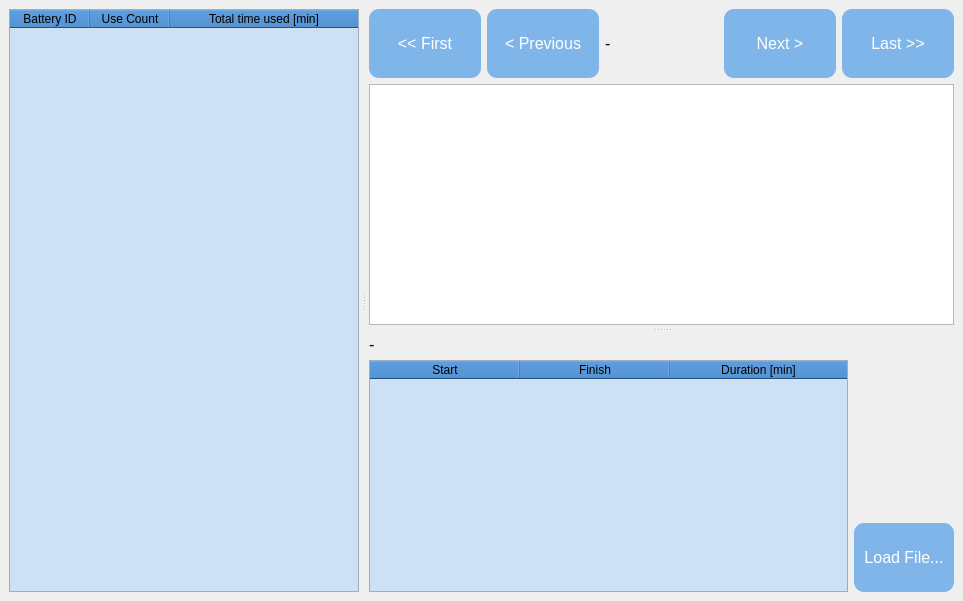
First picture: the form in mainwindow.ui, repository j-glow/battery-analyzer, before the edit.
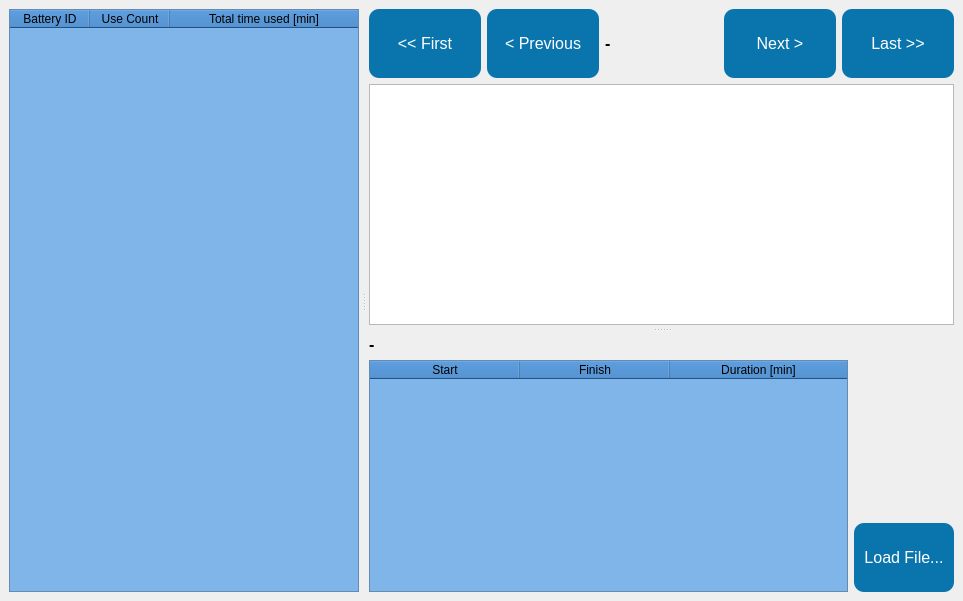
Second picture: the form after the edit. Custom widgets are drawn as their Qt base class.

Patch:
```diff
--- a/mainwindow.ui
+++ b/mainwindow.ui
@@ -19,6 +19,9 @@
   <property name="windowTitle">
    <string>MainWindow</string>
   </property>
+  <property name="styleSheet">
+   <string notr="true"/>
+  </property>
   <widget class="QWidget" name="centralwidget">
    <property name="font">
     <font>
@@ -30,7 +33,7 @@
    </property>
    <property name="styleSheet">
     <string notr="true">.QPushButton {
-	background:#80b5ea;
+	background:#0A75AD;
 	border-radius:10px;
 	color:#ffffff;
 	font-family:-apple-system, system-ui, system-ui, &quot;Segoe UI&quot;, Roboto, &quot;Helvetica Neue&quot;, &quot;Fira Sans&quot;, Ubuntu, Oxygen, 			&quot;Oxygen Sans&quot;, Cantarell, &quot;Droid Sans&quot;, &quot;Apple Color Emoji&quot;, &quot;Segoe UI Emoji&quot;, &quot;Segoe UI Symbol&quot;, &quot;Lucida Grande&quot;, 		Helvetica, Arial, sans-serif;
@@ -39,7 +42,7 @@
 	text-decoration:none;
 }
 .QPushButton:disabled{
-	background:#C0D6E4;
+	background:#6daded;
 }
 .QPushButton:pressed{
 	background:#0A75AD;
@@ -48,18 +51,15 @@
 .QLabel{
 font-family: -apple-system, system-ui, system-ui, &quot;Segoe UI&quot;, Roboto, &quot;Helvetica Neue&quot;, &quot;Fira Sans&quot;, Ubuntu, Oxygen, 			&quot;Oxygen Sans&quot;, Cantarell, &quot;Droid Sans&quot;, &quot;Apple Color Emoji&quot;, &quot;Segoe UI Emoji&quot;, &quot;Segoe UI Symbol&quot;, &quot;Lucida Grande&quot;, 		Helvetica, Arial, sans-serif;
 font-size: 16px;
+font-weight: 500;
 color: #000000;
-text-decoration: none;
-font-style: normal;
-font-variant: normal;
-text-transform: none;
 }
 .QTableWidget{
 font-family: -apple-system, system-ui, system-ui, &quot;Segoe UI&quot;, Roboto, &quot;Helvetica Neue&quot;, &quot;Fira Sans&quot;, Ubuntu, Oxygen, 			&quot;Oxygen Sans&quot;, Cantarell, &quot;Droid Sans&quot;, &quot;Apple Color Emoji&quot;, &quot;Segoe UI Emoji&quot;, &quot;Segoe UI Symbol&quot;, &quot;Lucida Grande&quot;, 		Helvetica, Arial, sans-serif;
 font-size: 14px;
-alternate-background-color: #90bfee;
-background-color: #cde0f4;
-selection-background-color: #80b5ea;
+alternate-background-color: #5fa5eb;
+background-color: #80b5ea;
+selection-background-color: #2b75bf;
 }
 QHeaderView::section{
 background: #2b75bf;
```
Left out of the diff: 2 changed lines with no effect on the pictures.
